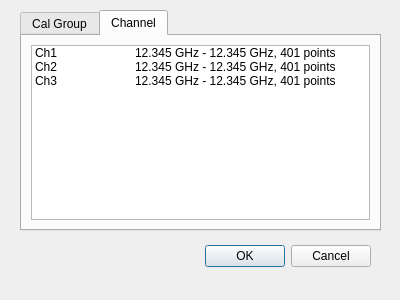
Old version of the form Core/GetCalDialog.ui in the repository Terrabits/JoinCal.
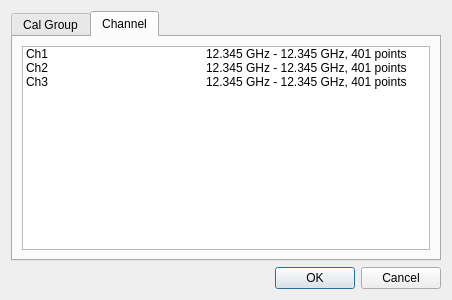
New version of the form. The open tabs and pages were chosen to show the change.

What changed in the file:
```diff
--- a/Core/GetCalDialog.ui
+++ b/Core/GetCalDialog.ui
@@ -6,38 +6,16 @@
    <rect>
     <x>0</x>
     <y>0</y>
-    <width>400</width>
+    <width>452</width>
     <height>300</height>
    </rect>
   </property>
   <property name="windowTitle">
    <string>Dialog</string>
   </property>
-  <widget class="QDialogButtonBox" name="buttonBox">
-   <property name="geometry">
-    <rect>
-     <x>30</x>
-     <y>240</y>
-     <width>341</width>
-     <height>32</height>
-    </rect>
-   </property>
-   <property name="orientation">
-    <enum>Qt::Horizontal</enum>
-   </property>
-   <property name="standardButtons">
-    <set>QDialogButtonBox::Cancel|QDialogButtonBox::Ok</set>
-   </property>
-  </widget>
+  <layout class="QVBoxLayout" name="verticalLayout">
+   <item>
   <widget class="QTabWidget" name="tabWidget">
-   <property name="geometry">
-    <rect>
-     <x>20</x>
-     <y>10</y>
-     <width>361</width>
-     <height>221</height>
-    </rect>
-   </property>
    <property name="currentIndex">
     <number>0</number>
    </property>
@@ -135,6 +113,12 @@
        <attribute name="headerVisible">
         <bool>false</bool>
        </attribute>
+         <attribute name="headerDefaultSectionSize">
+          <number>180</number>
+         </attribute>
+         <attribute name="headerMinimumSectionSize">
+          <number>180</number>
+         </attribute>
        <column>
         <property name="text">
          <string>Name</string>
@@ -174,6 +158,18 @@
     </layout>
    </widget>
   </widget>
+   </item>
+   <item>
+    <widget class="QDialogButtonBox" name="buttonBox">
+     <property name="orientation">
+      <enum>Qt::Horizontal</enum>
+     </property>
+     <property name="standardButtons">
+      <set>QDialogButtonBox::Cancel|QDialogButtonBox::Ok</set>
+     </property>
+    </widget>
+   </item>
+  </layout>
  </widget>
  <resources/>
  <connections>
```
Left out of the diff: 8 changed lines with no effect on the pictures. Lines whose indentation alone changed are shown as unchanged.
